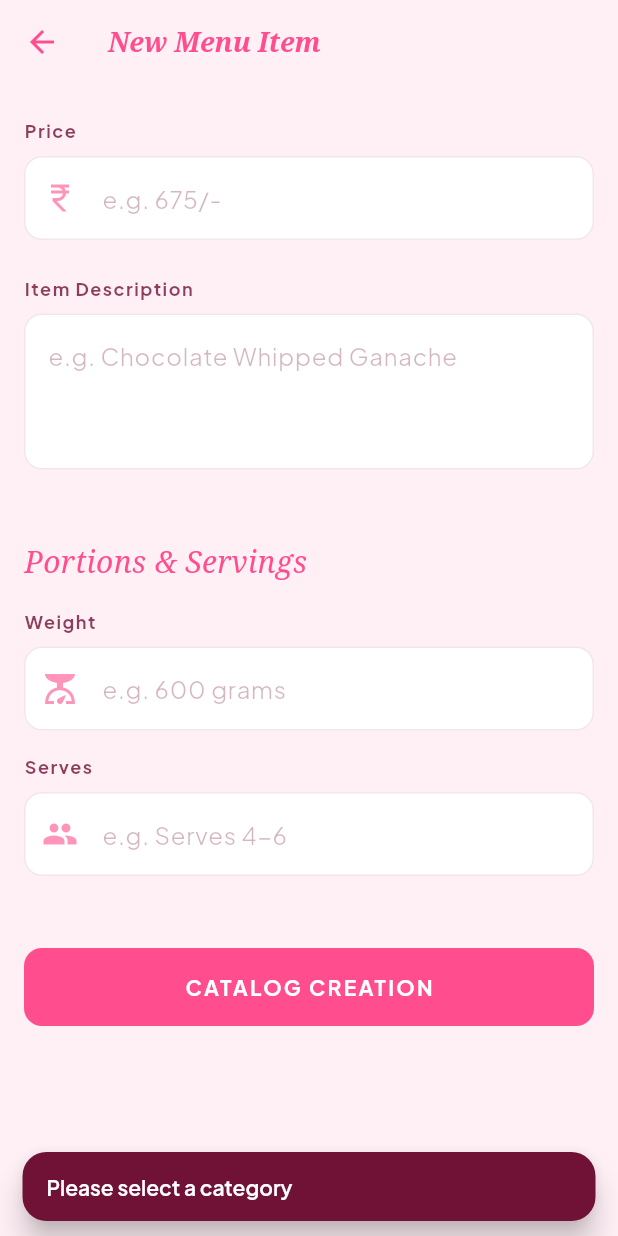
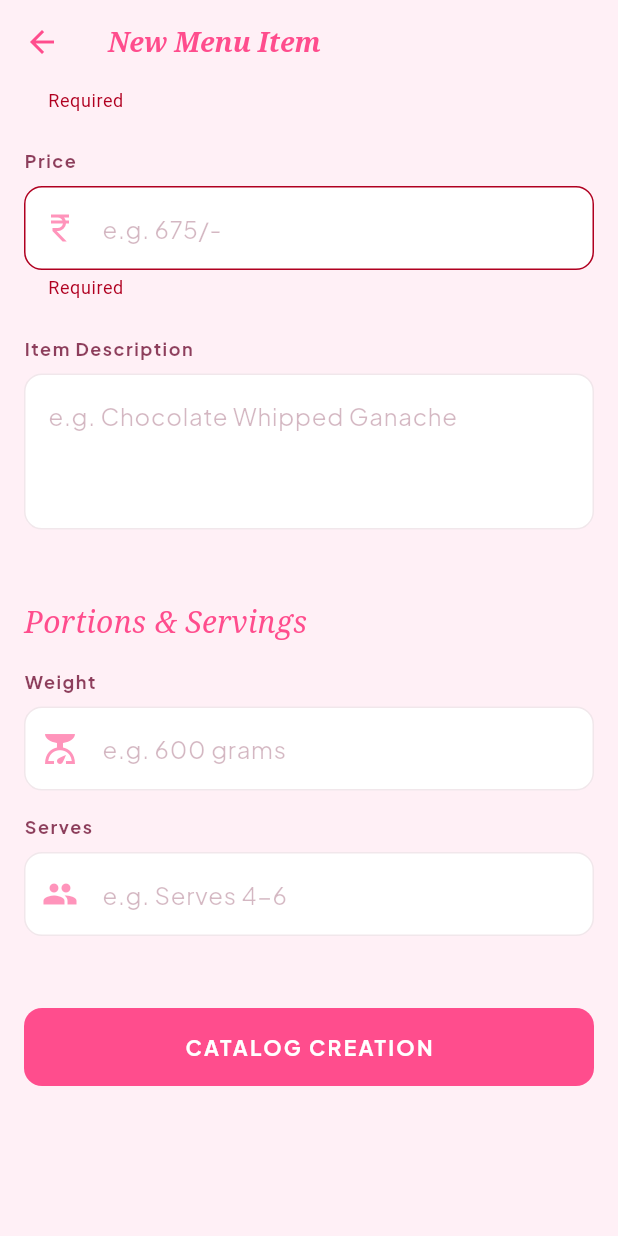
Before and after one commit to SoumyaAmminabhavi/Sonnas, a Flutter app: the AddMenuPage screen opened directly, scrolled down 766 dp, after a tap on "CATALOG CREATION", on a phone screen of 412 x 824 dp. Run offline on Flutter 3.47's test engine with Material 3 defaults, Android fonts, the phone set to English and light mode, and no system bars; our stand-ins replace cached_network_image, csv, fl_chart, flutter_dotenv, flutter_riverpod, flutter_secure_storage and 8 more; missing offline and left inert: dbcrypt; accounts and stored records are empty; network calls fail.

Commit message:
Improve status labels, menu fetch and validations
Add human-readable OrderStatus labels and use them across UI. Harden menu item matching with null-safe toString() calls to avoid cast errors, and make MenuService.fetchMenu optionally include archived items so callers can detect reserved/archived names. Add form validators for name/price fields and better image upload error handling (show snackbar and abort on failure). Use orderNumber as WhatsApp fallback, switch DropdownButtonFormField to initialValue, and remove an unused isCustomUrl flag. These changes improve UX, error handling and robustness when dealing with archived/nullable data.

```diff
--- a/lib/owner/menu_details_page.dart
+++ b/lib/owner/menu_details_page.dart
@@ -176,7 +176,7 @@
                                   _InfoBadge(
                                     icon: Icons.category_outlined,
                                     label: "COLLECTION",
-                                    value: cake['Category'] != null ? cake['Category']['name'] : 'General',
+                                    value: (cake['Category']?['name']?.toString() ?? 'General'),
                                     cs: cs,
                                   ),
                                   const SizedBox(width: 24),
--- a/lib/owner/menu_page.dart
+++ b/lib/owner/menu_page.dart
@@ -712,9 +712,18 @@
           file: bytes,
         );
 
-        if (uploadedPath != null) {
-          imagePath = uploadedPath;
+        if (uploadedPath == null) {
+          if (!mounted) return;
+          ScaffoldMessenger.of(context).showSnackBar(
+            const SnackBar(
+              content: Text('Failed to upload image. Please try again.'),
+              backgroundColor: Colors.red,
+            ),
+          );
+          setState(() => _isUploading = false);
+          return;
         }
+        imagePath = uploadedPath;
       }
 
       // 2. Save cake details
@@ -724,13 +733,26 @@
       // Smart search for existing cake with same slug
       String? existingCakeId;
       try {
-        final existingCakes = await MenuService.fetchMenu();
+        final existingCakes = await MenuService.fetchMenu(includeArchived: true);
         final match = existingCakes.firstWhere(
           (c) => c['slug'] == slug,
           orElse: () => <String, dynamic>{},
         );
         if (match.isNotEmpty) {
           existingCakeId = match['id'].toString();
+
+          // Check if it's archived
+          if (match['deletedAt'] != null) {
+            if (!mounted) return;
+            ScaffoldMessenger.of(context).showSnackBar(
+              const SnackBar(
+                content: Text('This item name is reserved by an archived product. Please use a different name or restore it.'),
+                backgroundColor: Colors.orange,
+              ),
+            );
+            setState(() => _isUploading = false);
+            return;
+          }
         }
       } catch (e) {
         debugPrint('Smart search failed: $e');
@@ -966,6 +988,7 @@
                             hint: "e.g. SONNA'S CLASSIC CHOCOLATE",
                             icon: Icons.cake,
                             controller: _nameController,
+                            validator: (v) => v == null || v.trim().isEmpty ? "Required" : null,
                           ),
                         ),
                         const SizedBox(width: 24),
@@ -975,6 +998,12 @@
                             hint: "e.g. 675/-",
                             icon: Icons.currency_rupee,
                             controller: _priceController,
+                            validator: (v) {
+                              if (v == null || v.isEmpty) return "Required";
+                              final clean = v.replaceAll('/-', '').replaceAll('₹', '').trim();
+                              if (double.tryParse(clean) == null) return "Invalid price";
+                              return null;
+                            },
                           ),
                         ),
                       ],
@@ -985,6 +1014,7 @@
                       hint: "e.g. SONNA'S CLASSIC CHOCOLATE",
                       icon: Icons.cake,
                       controller: _nameController,
+                      validator: (v) => v == null || v.trim().isEmpty ? "Required" : null,
                     ),
                     const SizedBox(height: 24),
                     _InputField(
@@ -992,6 +1022,12 @@
                       hint: "e.g. 675/-",
                       icon: Icons.currency_rupee,
                       controller: _priceController,
+                      validator: (v) {
+                        if (v == null || v.isEmpty) return "Required";
+                        final clean = v.replaceAll('/-', '').replaceAll('₹', '').trim();
+                        if (double.tryParse(clean) == null) return "Invalid price";
+                        return null;
+                      },
                     ),
                   ],
                   const SizedBox(height: 24),
@@ -1189,7 +1225,7 @@
         ),
         const SizedBox(height: 8),
          DropdownButtonFormField<String>(
-           value: _selectedCategoryId,
+           initialValue: _selectedCategoryId,
            hint: Text(
              "Select Collection",
              style: GoogleFonts.plusJakartaSans(
@@ -1325,6 +1361,7 @@
   final IconData icon;
   final int maxLines;
   final TextEditingController? controller;
+  final String? Function(String?)? validator;
 
   const _InputField({
     required this.label,
@@ -1332,6 +1369,7 @@
     required this.icon,
     this.maxLines = 1,
     this.controller,
+    this.validator,
   });
 
   @override
@@ -1352,6 +1390,7 @@
         const SizedBox(height: 8),
         TextFormField(
           controller: controller,
+          validator: validator,
           maxLines: maxLines,
           style: GoogleFonts.plusJakartaSans(color: cs.secondary),
           decoration: InputDecoration(
--- a/lib/owner/order_details_page.dart
+++ b/lib/owner/order_details_page.dart
@@ -411,7 +411,7 @@
                                                   }
                                                 } catch (e) {
                                                   if (context.mounted) {
-                                                    ScaffoldMessenger.of(context).showSnackBar(SnackBar(content: Text("Failed to update: $e")));
+                                                    ScaffoldMessenger.of(context).showSnackBar(const SnackBar(content: Text("Failed to update order. Please try again.")));
                                                   }
                                                 }
                                               } : null,
@@ -453,7 +453,8 @@
                                                   cake = items.first['cakeName'] ?? 'your selection';
                                                 }
                                               } catch (_) {}
-                                              OrderService.launchWhatsApp(phone, "Hi $name, this is Sonna's Patisserie. I'm contacting you regarding your order #$orderId ($cake).");
+                                               final orderNum = order['orderNumber'] ?? orderId;
+                                               OrderService.launchWhatsApp(phone, "Hi $name, this is Sonna's Patisserie. I'm contacting you regarding your order #$orderNum ($cake).");
                                             },
                                           ),
                                         ),
--- a/lib/owner/sales_reports_page.dart
+++ b/lib/owner/sales_reports_page.dart
@@ -97,7 +97,7 @@
 
       // Match with menu to get category and image (Prefer ID, fallback to name)
       final matchingCake = menu.firstWhere(
-        (c) => (cakeId != null && c['id'] == cakeId) || (c['name'] as String).toLowerCase() == cakeName.toLowerCase(),
+        (c) => (cakeId != null && c['id'] == cakeId) || (c['name']?.toString().toLowerCase() == cakeName.toLowerCase()),
         orElse: () => <String, dynamic>{},
       );
 
--- a/lib/owner/widgets/order_card.dart
+++ b/lib/owner/widgets/order_card.dart
@@ -31,7 +31,7 @@
           if (items.isNotEmpty && menuAsync.hasValue) {
             final String firstName = items[0]['cakeName'] ?? '';
             final matchingCake = menuAsync.value!.firstWhere(
-              (c) => (c['name'] as String).toLowerCase() == firstName.toLowerCase(),
+              (c) => (c['name']?.toString().toLowerCase() == firstName.toLowerCase()),
               orElse: () => <String, dynamic>{},
             );
             imageUrl = matchingCake['image'] ?? '';
--- a/lib/services/menu_service.dart
+++ b/lib/services/menu_service.dart
@@ -15,15 +15,19 @@
   }
 
   /// Fetch all menu items with full category and option data
-  static Future<List<Map<String, dynamic>>> fetchMenu() async {
+  static Future<List<Map<String, dynamic>>> fetchMenu({bool includeArchived = false}) async {
     try {
       // Fetch active cakes with their categories and options
       // Note: Join syntax '*, Category(*), CakeOption(*)'
-      final res = await _client
+      var query = _client
           .from('Cake')
-          .select('*, Category(*), CakeOption(*)')
-          .isFilter('deletedAt', null)
-          .order('name');
+          .select('*, Category(*), CakeOption(*)');
+
+      if (!includeArchived) {
+        query = query.isFilter('deletedAt', null);
+      }
+
+      final res = await query.order('name');
 
       return List<Map<String, dynamic>>.from(res);
     } catch (e) {
--- a/lib/staff/operations/orders_page.dart
+++ b/lib/staff/operations/orders_page.dart
@@ -201,7 +201,7 @@
   @override
   Widget build(BuildContext context) {
     Color color = cs.primary;
-    String label = status.name;
+    String label = status.humanReadable;
 
     if (status == OrderStatus.pending) {
       color = Colors.orange;
--- a/lib/widgets/glass_order_sheet.dart
+++ b/lib/widgets/glass_order_sheet.dart
@@ -170,15 +170,13 @@
 
                     String displayImageUrl = '';
                     final matchingCake = menu.firstWhere(
-                      (c) => (c['name'] as String).toLowerCase() == item.cakeName.toLowerCase(),
+                      (c) => (c['name']?.toString().toLowerCase() == item.cakeName.toLowerCase()),
                       orElse: () => <String, dynamic>{},
                     );
                     displayImageUrl = matchingCake['image'] ?? '';
 
-                    bool isCustomUrl = false;
                     if ((displayImageUrl.isEmpty || item.cakeName.toUpperCase().contains('CUSTOM')) && widget.order.customImageUrl != null) {
                       displayImageUrl = widget.order.customImageUrl!;
-                      isCustomUrl = true;
                     }
 
                      Widget imageWidget;
@@ -381,7 +379,7 @@
       padding: const EdgeInsets.symmetric(horizontal: 12, vertical: 6),
       decoration: BoxDecoration(color: color.withValues(alpha: 0.1), borderRadius: BorderRadius.circular(12), border: Border.all(color: color.withValues(alpha: 0.2))),
       child: Text(
-        status.name,
+        status.humanReadable,
         style: GoogleFonts.plusJakartaSans(fontSize: 10, fontWeight: FontWeight.w900, color: color, letterSpacing: 1.0),
       ),
     );
```
Also changed, not shown: lib/models/order.dart (+11 -0 lines).
